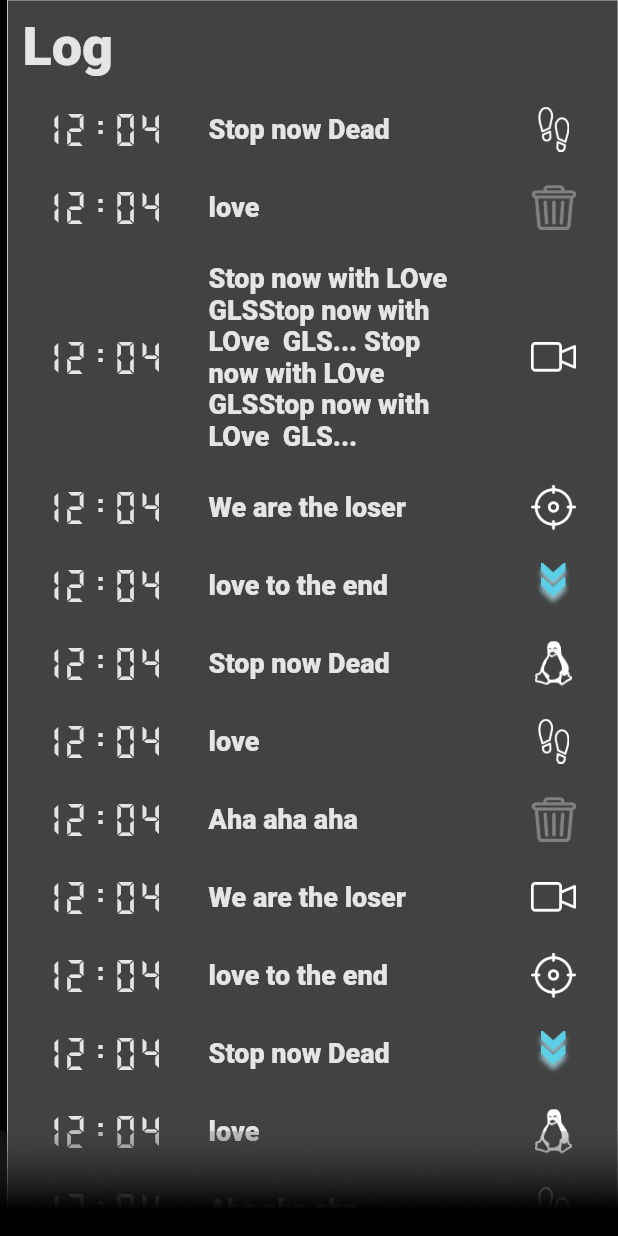
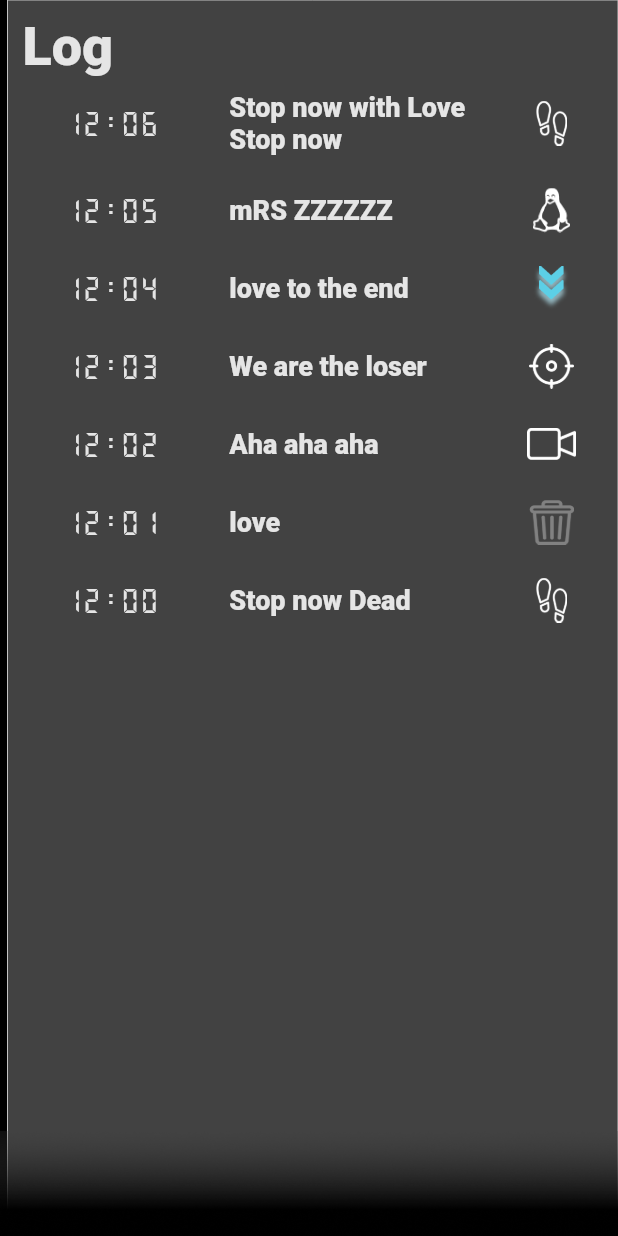
Before and after one commit to tauqeerkhattak/flutter_desktop, a Flutter app: the LogList screen opened directly, on a phone screen of 412 x 824 dp. Run offline on Flutter 3.47's test engine with Material 2 defaults, Android fonts, the phone set to English and light mode, and no system bars; our stand-ins replace badges, flutter_svg, get, google_fonts, scroll_to_index, stop_watch_timer and 2 more; missing offline and left inert: bitsdojo_window, fluent_ui, window_size.

Commit message:
Second set of screens done

```diff
--- a/lib/controllers/log_controller.dart
+++ b/lib/controllers/log_controller.dart
@@ -1,27 +1,37 @@
-import 'package:flutter/widgets.dart';
+import 'package:flutter/material.dart';
+import 'package:flutter_desktop/widgets/log_item.dart';
 import 'package:get/get.dart';
-import 'package:stop_watch_timer/stop_watch_timer.dart';
 
 import '../utils/constants.dart';
 
 class LogController extends GetxController {
-  Rx<int> selectedIndex = (-1).obs;
-  int itemsCount = 30;
-  int itemHeight = 80;
-  int itemWidth = 100;
-  String? mainButton;
-  String status = 'Finnish Shoot';
   Rx<double> cWidth = 0.0.obs;
-  int counter = 120;
   final scrollController = ScrollController();
-  final timer = StopWatchTimer(
-    mode: StopWatchMode.countDown,
-    onChange: (value) {},
-  );
+  Color logColor = Colors.white;
+  List<LogItem> logs = Constants.names.map(
+    (e) {
+      return LogItem(
+        asset: Constants.icons[Constants.names.indexOf(e) % 6],
+        onVisibilityChanged: (info) {},
+        name: e,
+        time: '12:0${Constants.names.indexOf(e)}',
+        logKey: Key('$e${e.length}'),
+      );
+    },
+  ).toList();
 
   @override
   void onInit() {
-    Constants.setWindow(width: 0.25, height: 0.305);
+    Constants.setWindow(width: 0.25, height: 0.315);
+    logs.sort((a, b) {
+      List<String> aList = a.time.split(':');
+      List<String> bList = b.time.split(':');
+      if (int.parse(aList[0]).compareTo(int.parse(bList[0])) == 0) {
+        return int.parse(bList[1]).compareTo(int.parse(aList[1]));
+      } else {
+        return int.parse(bList[0]).compareTo(int.parse(aList[0]));
+      }
+    });
     super.onInit();
   }
 
--- a/lib/models/client.dart
+++ b/lib/models/client.dart
@@ -1,9 +1,7 @@
-import 'package:flutter/material.dart';
-
 class Client {
   String? name;
   String? text;
-  IconData? icon;
+  String? icon;
 
   Client({
     this.name,
--- a/lib/screens/log/log_list.dart
+++ b/lib/screens/log/log_list.dart
@@ -1,13 +1,11 @@
 import 'package:bitsdojo_window/bitsdojo_window.dart';
 import 'package:flutter/material.dart';
 import 'package:flutter_desktop/controllers/log_controller.dart';
-import 'package:flutter_desktop/screens/main%20component/main_component.dart';
 import 'package:flutter_desktop/utils/constants.dart';
 import 'package:flutter_desktop/widgets/custom_animation.dart';
 import 'package:flutter_desktop/widgets/custom_scroll_bar.dart';
 import 'package:flutter_desktop/widgets/custom_shadow.dart';
 import 'package:flutter_desktop/widgets/default_layout.dart';
-import 'package:flutter_desktop/widgets/log_item.dart';
 import 'package:get/get.dart';
 
 import '../../widgets/border_box.dart';
@@ -43,32 +41,12 @@ class _LogListState extends State<LogList> {
               child: BorderBox(
                 left: 5,
                 backgroundColor: Constants.backgroundColor,
-                child: ListView.builder(
+                child: ListView(
                   padding: const EdgeInsets.only(
-                    top: 60,
+                    top: 50,
                   ),
-                  itemCount: 30,
                   controller: controller.scrollController,
-                  itemBuilder: (BuildContext context, int index) {
-                    return GestureDetector(
-                      onTap: () => Get.to(() => MainComponentUI()),
-                      // onTap: () {
-                      //   Navigator.push(
-                      //     context,
-                      //     MaterialPageRoute(builder: (BuildContext context) {
-                      //       return MainComponent();
-                      //     }),
-                      //   );
-                      // },
-                      child: LogItem(
-                        time: '12:04',
-                        name: index == 2
-                            ? 'Stop now with LOve  GLSStop now with LOve  GLS... Stop now with LOve  GLSStop now with LOve  GLS...'
-                            : Constants.names[index % 5],
-                        asset: Constants.icons[index % 6],
-                      ),
-                    );
-                  },
+                  children: controller.logs,
                 ),
               ),
             ),
--- a/lib/widgets/default_layout.dart
+++ b/lib/widgets/default_layout.dart
@@ -7,6 +7,7 @@ import 'package:get/get.dart';
 
 class DefaultLayout extends StatefulWidget {
   final String title;
+  final Color? titleColor;
   final Widget child;
   final String? buttonText;
   final double? marginTop;
@@ -17,6 +18,7 @@ class DefaultLayout extends StatefulWidget {
     required this.child,
     this.buttonText,
     this.marginTop,
+    this.titleColor,
   }) : super(key: key);
 
   @override
@@ -57,7 +59,7 @@ class _DefaultLayoutState extends State<DefaultLayout> {
                   text: widget.title,
                   fontSize: Constants.headingSize,
                   weight: FontWeight.bold,
-                  textColor: Constants.primaryTextColor,
+                  textColor: widget.titleColor ?? Constants.primaryTextColor,
                 ),
               ),
             ],
--- a/lib/widgets/log_item.dart
+++ b/lib/widgets/log_item.dart
@@ -1,22 +1,40 @@
 import 'package:fluent_ui/fluent_ui.dart';
+import 'package:flutter_desktop/screens/main%20component/main_component.dart';
 import 'package:flutter_desktop/utils/constants.dart';
 import 'package:flutter_desktop/widgets/title_text.dart';
+import 'package:get/get.dart';
+import 'package:visibility_detector/visibility_detector.dart';
 
 class LogItem extends StatelessWidget {
   final String time;
+  final Color? timeColor;
   final String name;
   final String asset;
+  final Key logKey;
+  final Function(VisibilityInfo) onVisibilityChanged;
 
   const LogItem({
     Key? key,
     required this.time,
     required this.name,
     required this.asset,
+    required this.logKey,
+    required this.onVisibilityChanged,
+    this.timeColor,
   }) : super(key: key);
 
   @override
   Widget build(BuildContext context) {
-    return Container(
+    return VisibilityDetector(
+      key: logKey,
+      onVisibilityChanged: onVisibilityChanged,
+      child: GestureDetector(
+        onTap: () {
+          Get.to(
+            () => MainComponentUI(),
+          );
+        },
+        child: Container(
           margin: const EdgeInsets.only(
             left: 20,
             right: 28,
@@ -25,13 +43,21 @@ class LogItem extends StatelessWidget {
           ),
           child: Row(
             children: [
-          TitleText(
+              Expanded(
+                flex: 3,
+                child: Container(
+                  width: double.maxFinite,
+                  alignment: Alignment.center,
+                  child: TitleText(
                     text: time,
-            fontSize: Constants.headingSize2 + 5,
-            textColor: Constants.primaryTextColor,
+                    fontSize: Constants.headingSize2,
+                    textColor: timeColor ?? Constants.primaryTextColor,
                     fontFamily: 'Digital7',
                   ),
+                ),
+              ),
               Expanded(
+                flex: 7,
                 child: Padding(
                   padding: const EdgeInsets.only(
                     left: 30,
@@ -45,17 +71,22 @@ class LogItem extends StatelessWidget {
                   ),
                 ),
               ),
-          Container(
-            margin: const EdgeInsets.only(
-              left: 10,
-            ),
-            width: 30,
+              Expanded(
+                flex: 1,
+                child: SizedBox(
+                  // margin: const EdgeInsets.only(
+                  //   left: 10,
+                  // ),
+                  // width: 30,
                   height: 30,
                   child: Image.asset(
                     asset,
                   ),
                 ),
+              ),
             ],
+          ),
+        ),
       ),
     );
   }
--- a/pubspec.yaml
+++ b/pubspec.yaml
@@ -50,6 +50,7 @@ dependencies:
   badges: ^2.0.2
   flutter_svg: ^1.0.3
   scroll_to_index: ^2.1.1
+  visibility_detector: ^0.2.2
 
 dev_dependencies:
   flutter_test:
```
Also changed, not shown: lib/models/log_list.dart (added, +45 -0 lines), pubspec.lock. Lines whose indentation alone changed are shown as unchanged.
